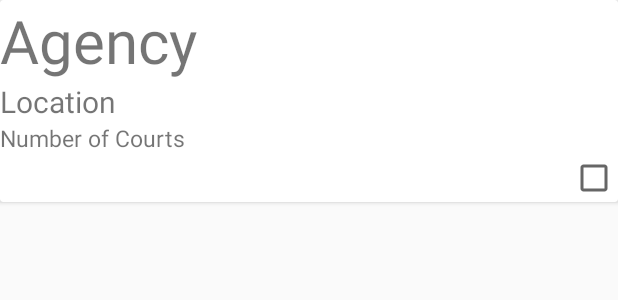
After one commit to mrahimov/Hackathon, an Android app: the layout courts_item_view.xml on its own in the app's theme, with its tools: preview values and no code run, on a phone screen of 412 x 824 dp. The commit adds this screen. Shown: the top 300 px of the screen. Run offline under Robolectric (Android 15) with nearby library versions, the phone set to English and light mode, and no system bars.

Commit message:
added recycler view for courts and finished parsing handball and tennis courts

```diff
--- /dev/null
+++ b/app/src/main/res/layout/courts_item_view.xml
@@ -0,0 +1,40 @@
+<?xml version="1.0" encoding="utf-8"?>
+<android.support.v7.widget.CardView
+    xmlns:android="http://schemas.android.com/apk/res/android"
+    android:orientation="vertical"
+    android:layout_width="match_parent"
+    android:layout_height="wrap_content">
+
+    <LinearLayout
+        android:layout_width="match_parent"
+        android:layout_height="match_parent"
+        android:orientation="vertical">
+
+        <TextView
+            android:id="@+id/agency_textView"
+            android:layout_width="wrap_content"
+            android:layout_height="wrap_content"
+            android:text="Agency"
+            android:textSize="40sp"/>
+
+        <TextView
+            android:id="@+id/location_textView"
+            android:layout_width="wrap_content"
+            android:layout_height="wrap_content"
+            android:text="Location"
+            android:textSize="20sp"/>
+
+        <TextView
+            android:id="@+id/courts_textView"
+            android:layout_width="wrap_content"
+            android:layout_height="wrap_content"
+            android:text="Number of Courts"
+            android:textSize="15sp"/>
+
+        <CheckBox
+            android:layout_gravity="end"
+            android:layout_width="wrap_content"
+            android:layout_height="wrap_content" />
+    </LinearLayout>
+
+</android.support.v7.widget.CardView>
--- a/app/src/main/res/layout/jobs_item_view.xml
+++ b/app/src/main/res/layout/jobs_item_view.xml
@@ -1,10 +1,9 @@
 <?xml version="1.0" encoding="utf-8"?>
 <LinearLayout
 
-
     xmlns:android="http://schemas.android.com/apk/res/android"
     android:layout_width="match_parent"
-    android:layout_height="match_parent">
+    android:layout_height="wrap_content">
 
     <android.support.v7.widget.CardView
         android:layout_width="match_parent"
```
Also changed, not shown: app/src/main/java/com/example/murodjonrahimov/hackathon/controller/CourtsAdapter.java (added, +44 -0 lines), app/src/main/java/com/example/murodjonrahimov/hackathon/fragments/CourtsFragment.java (+124 -7 lines), app/src/main/java/com/example/murodjonrahimov/hackathon/model/HandBallCourt.java (added, +35 -0 lines), app/src/main/java/com/example/murodjonrahimov/hackathon/model/TennisCourt.java (added, +62 -0 lines), app/src/main/java/com/example/murodjonrahimov/hackathon/views/CourtsViewHolder.java (added, +31 -0 lines), app/src/main/res/layout/fragment_courts.xml (+5 -3 lines).
